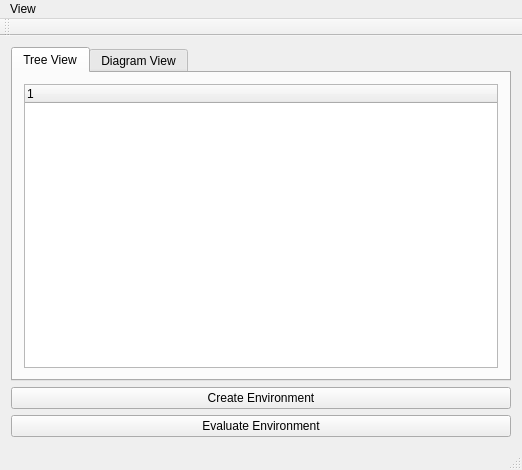
The window that mainwindow.ui (hoang1997/CitadelY) describes before a commit, drawn with Qt 5.
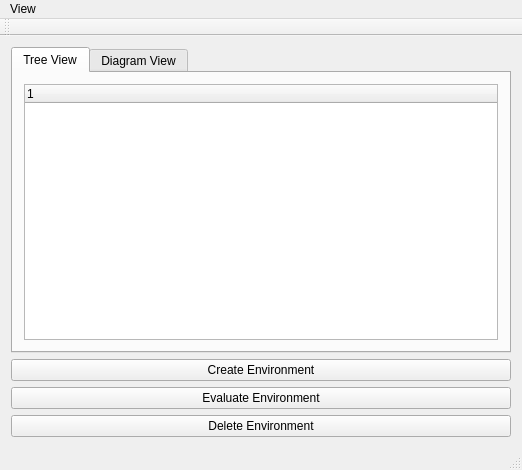
The same window after the commit. The open tabs and pages were chosen to show the change.

Patch:
```diff
--- a/mainwindow.ui
+++ b/mainwindow.ui
@@ -28,7 +28,13 @@
          </attribute>
          <layout class="QHBoxLayout" name="horizontalLayout_2">
           <item>
-           <widget class="QTreeWidget" name="treeWidget"/>
+           <widget class="QTreeWidget" name="treeWidget">
+            <column>
+             <property name="text">
+              <string notr="true">1</string>
+             </property>
+            </column>
+           </widget>
           </item>
          </layout>
         </widget>
@@ -58,6 +64,13 @@
         </property>
        </widget>
       </item>
+      <item>
+       <widget class="QPushButton" name="pushButton">
+        <property name="text">
+         <string>Delete Environment</string>
+        </property>
+       </widget>
+      </item>
      </layout>
     </item>
    </layout>
```
